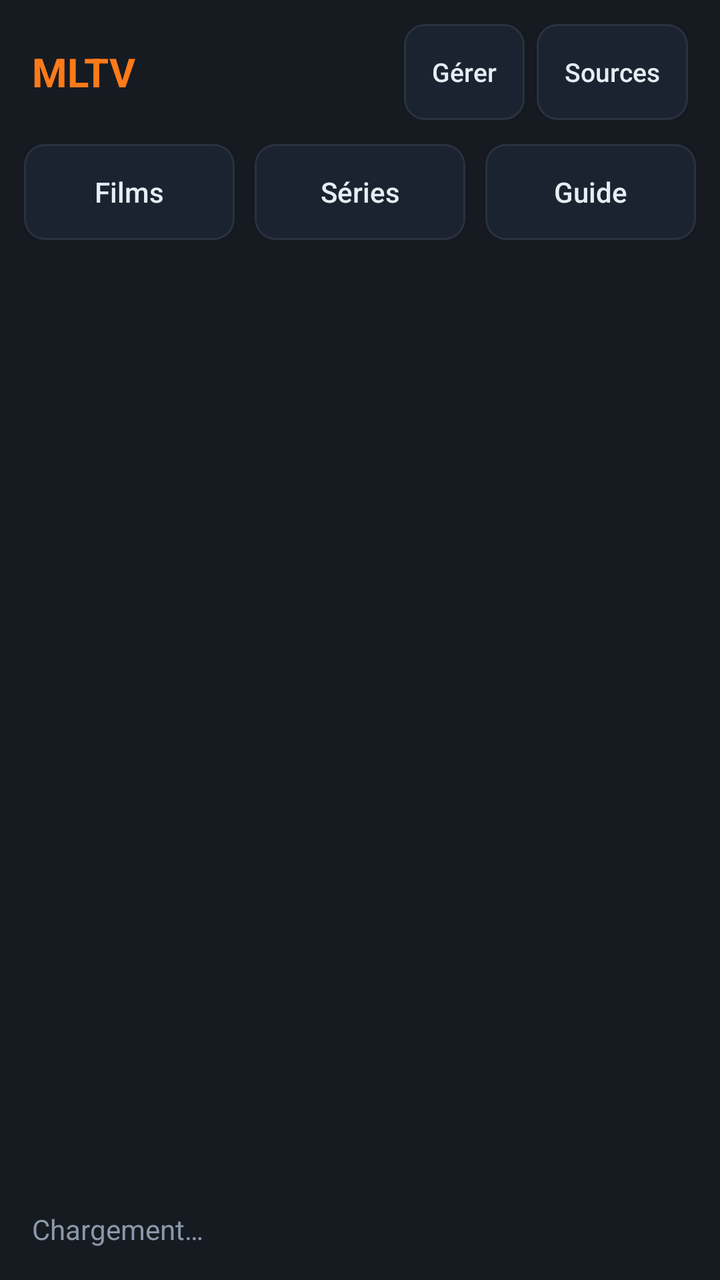
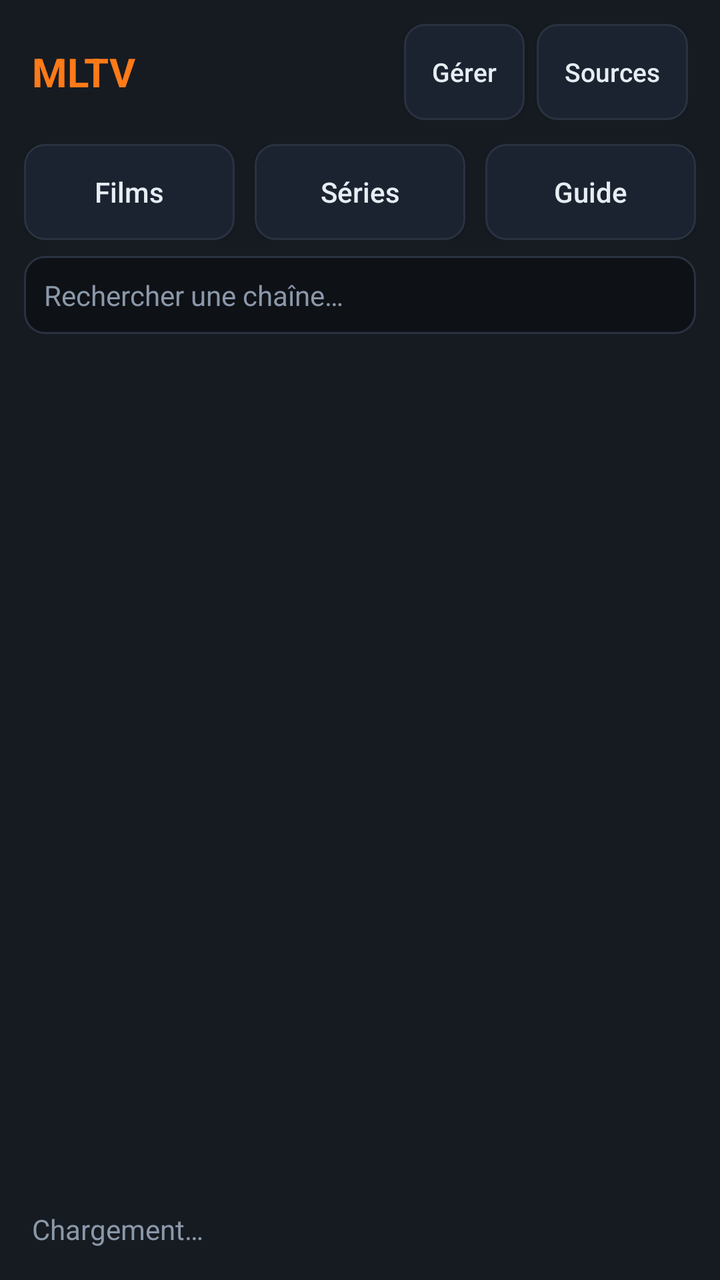

Two renders of the same Android screen: before a commit and after it. Below are the layout's source before the change and the commit's diff.
<!-- AndroidManifest.xml: application theme Theme.MLTV -->
<!-- res/layout/activity_main.xml -->
<?xml version="1.0" encoding="utf-8"?>
<LinearLayout xmlns:android="http://schemas.android.com/apk/res/android"
    android:layout_width="match_parent"
    android:layout_height="match_parent"
    android:orientation="horizontal"
    android:background="@color/bg">

    
    <LinearLayout
        android:layout_width="360dp"
        android:layout_height="match_parent"
        android:orientation="vertical"
        android:background="@color/panel">

        <LinearLayout
            android:layout_width="match_parent"
            android:layout_height="wrap_content"
            android:orientation="horizontal"
            android:gravity="center_vertical"
            android:paddingHorizontal="16dp"
            android:paddingVertical="12dp">

            <TextView
                android:layout_width="0dp"
                android:layout_height="wrap_content"
                android:layout_weight="1"
                android:text="@string/app_name"
                android:textColor="@color/accent"
                android:textSize="20sp"
                android:textStyle="bold" />

            <Button
                android:id="@+id/btn_manage"
                android:layout_width="wrap_content"
                android:layout_height="wrap_content"
                android:layout_marginEnd="6dp"
                android:background="@drawable/btn_secondary"
                android:text="Gérer"
                android:textColor="@color/txt"
                android:textAllCaps="false"
                android:textSize="13sp"
                android:minWidth="0dp"
                android:paddingHorizontal="14dp" />

            <Button
                android:id="@+id/btn_sources"
                android:layout_width="wrap_content"
                android:layout_height="wrap_content"
                android:background="@drawable/btn_secondary"
                android:text="Sources"
                android:textColor="@color/txt"
                android:textAllCaps="false"
                android:textSize="13sp"
                android:minWidth="0dp"
                android:paddingHorizontal="14dp" />
        </LinearLayout>

        <LinearLayout
            android:layout_width="match_parent"
            android:layout_height="wrap_content"
            android:orientation="horizontal"
            android:paddingHorizontal="12dp"
            android:paddingBottom="8dp">

            <Button
                android:id="@+id/btn_films"
                android:layout_width="0dp"
                android:layout_height="wrap_content"
                android:layout_weight="1"
                android:layout_marginEnd="6dp"
                android:background="@drawable/btn_secondary"
                android:text="Films"
                android:textColor="@color/txt"
                android:textAllCaps="false"
                android:textSize="14sp" />

            <Button
                android:id="@+id/btn_series"
                android:layout_width="0dp"
                android:layout_height="wrap_content"
                android:layout_weight="1"
                android:layout_marginHorizontal="4dp"
                android:background="@drawable/btn_secondary"
                android:text="Séries"
                android:textColor="@color/txt"
                android:textAllCaps="false"
                android:textSize="14sp" />

            <Button
                android:id="@+id/btn_guide"
                android:layout_width="0dp"
                android:layout_height="wrap_content"
                android:layout_weight="1"
                android:layout_marginStart="6dp"
                android:background="@drawable/btn_secondary"
                android:text="Guide"
                android:textColor="@color/txt"
                android:textAllCaps="false"
                android:textSize="14sp" />
        </LinearLayout>

        <androidx.recyclerview.widget.RecyclerView
            android:id="@+id/rv_groups"
            android:layout_width="match_parent"
            android:layout_height="wrap_content"
            android:paddingHorizontal="12dp"
            android:paddingBottom="8dp"
            android:clipToPadding="false"
            android:orientation="horizontal"
            android:scrollbars="none" />

        <androidx.recyclerview.widget.RecyclerView
            android:id="@+id/rv_channels"
            android:layout_width="match_parent"
            android:layout_height="0dp"
            android:layout_weight="1"
            android:paddingHorizontal="8dp"
            android:clipToPadding="false"
            android:scrollbars="vertical" />

        <TextView
            android:id="@+id/tv_status"
            android:layout_width="match_parent"
            android:layout_height="wrap_content"
            android:padding="16dp"
            android:text="Chargement…"
            android:textColor="@color/muted"
            android:textSize="14sp" />
    </LinearLayout>

    
    <androidx.media3.ui.PlayerView
        android:id="@+id/player_view"
        android:layout_width="0dp"
        android:layout_height="match_parent"
        android:layout_weight="1"
        android:background="#FF000000"
        app:use_controller="true"
        app:resize_mode="fit"
        xmlns:app="http://schemas.android.com/apk/res-auto" />
</LinearLayout>
<!-- resources referenced by this layout -->
<resources>
  <color name="accent">#FFFF7A18</color>
  <color name="bg">#FF0E1116</color>
  <color name="muted">#FF8B98A9</color>
  <color name="panel">#FF161B22</color>
  <color name="txt">#FFE6EDF3</color>
  <!-- drawable btn_secondary (drawable) -->
  <?xml version="1.0" encoding="utf-8"?>
  <selector xmlns:android="http://schemas.android.com/apk/res/android">
      <item android:state_focused="true">
          <shape android:shape="rectangle">
              <solid android:color="@color/panel2" />
              <stroke android:width="2dp" android:color="@color/accent" />
              <corners android:radius="10dp" />
          </shape>
      </item>
      <item>
          <shape android:shape="rectangle">
              <solid android:color="@color/panel2" />
              <stroke android:width="1dp" android:color="@color/line" />
              <corners android:radius="10dp" />
          </shape>
      </item>
  </selector>
  <string name="app_name">MLTV</string>
  <style name="Theme.MLTV" parent="Theme.AppCompat.NoActionBar">
          <item name="android:windowBackground">@color/bg</item>
          <item name="android:statusBarColor">@color/bg</item>
          <item name="android:colorBackground">@color/bg</item>
      </style>
  <color name="panel2">#FF1C2330</color>
  <color name="line">#FF2A3240</color>
</resources>

<!-- the commit's change to res/layout/activity_main.xml (unified diff, before → after) -->
@@ -99,6 +99,22 @@
                 android:textSize="14sp" />
         </LinearLayout>
 
+        <EditText
+            android:id="@+id/et_search"
+            android:layout_width="match_parent"
+            android:layout_height="wrap_content"
+            android:layout_marginHorizontal="12dp"
+            android:layout_marginBottom="8dp"
+            android:background="@drawable/field_bg"
+            android:padding="10dp"
+            android:hint="Rechercher une chaîne…"
+            android:textColorHint="@color/muted"
+            android:textColor="@color/txt"
+            android:textSize="14sp"
+            android:inputType="text"
+            android:imeOptions="actionSearch"
+            android:maxLines="1" />
+
         <androidx.recyclerview.widget.RecyclerView
             android:id="@+id/rv_groups"
             android:layout_width="match_parent"
<!-- resource entries referenced after the edit -->
@@ -23,6 +23,24 @@
           </shape>
       </item>
   </selector>
+  <!-- drawable field_bg (drawable) -->
+  <?xml version="1.0" encoding="utf-8"?>
+  <selector xmlns:android="http://schemas.android.com/apk/res/android">
+      <item android:state_focused="true">
+          <shape android:shape="rectangle">
+              <solid android:color="@color/bg" />
+              <stroke android:width="2dp" android:color="@color/accent" />
+              <corners android:radius="10dp" />
+          </shape>
+      </item>
+      <item>
+          <shape android:shape="rectangle">
+              <solid android:color="@color/bg" />
+              <stroke android:width="1dp" android:color="@color/line" />
+              <corners android:radius="10dp" />
+          </shape>
+      </item>
+  </selector>
   <string name="app_name">MLTV</string>
   <style name="Theme.MLTV" parent="Theme.AppCompat.NoActionBar">
           <item name="android:windowBackground">@color/bg</item>
